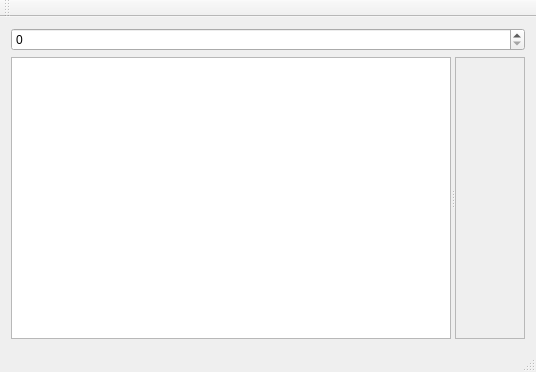
Above: demo/mainwindow.ui from labyrinthofdreams/imagegridwidget before the change. Below: the same form after it.
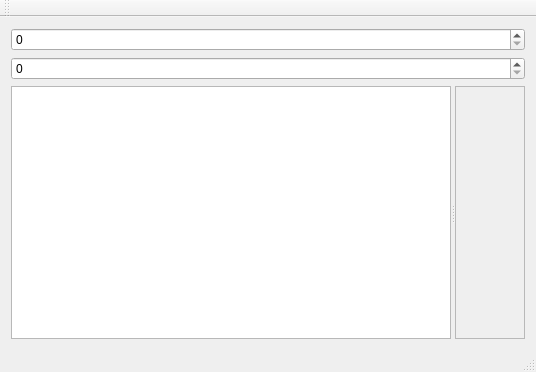
That is the form after the change. Custom widgets are drawn as their Qt base class.

Patch:
```diff
--- a/demo/mainwindow.ui
+++ b/demo/mainwindow.ui
@@ -22,6 +22,16 @@
       </property>
      </widget>
     </item>
+    <item>
+     <widget class="QSpinBox" name="spinBox_2">
+      <property name="maximum">
+       <number>9999</number>
+      </property>
+      <property name="singleStep">
+       <number>10</number>
+      </property>
+     </widget>
+    </item>
     <item>
      <widget class="QSplitter" name="splitter">
       <property name="orientation">
@@ -42,7 +52,7 @@
           <x>0</x>
           <y>0</y>
           <width>69</width>
-          <height>273</height>
+          <height>247</height>
          </rect>
         </property>
         <layout class="QVBoxLayout" name="verticalLayout">
```
